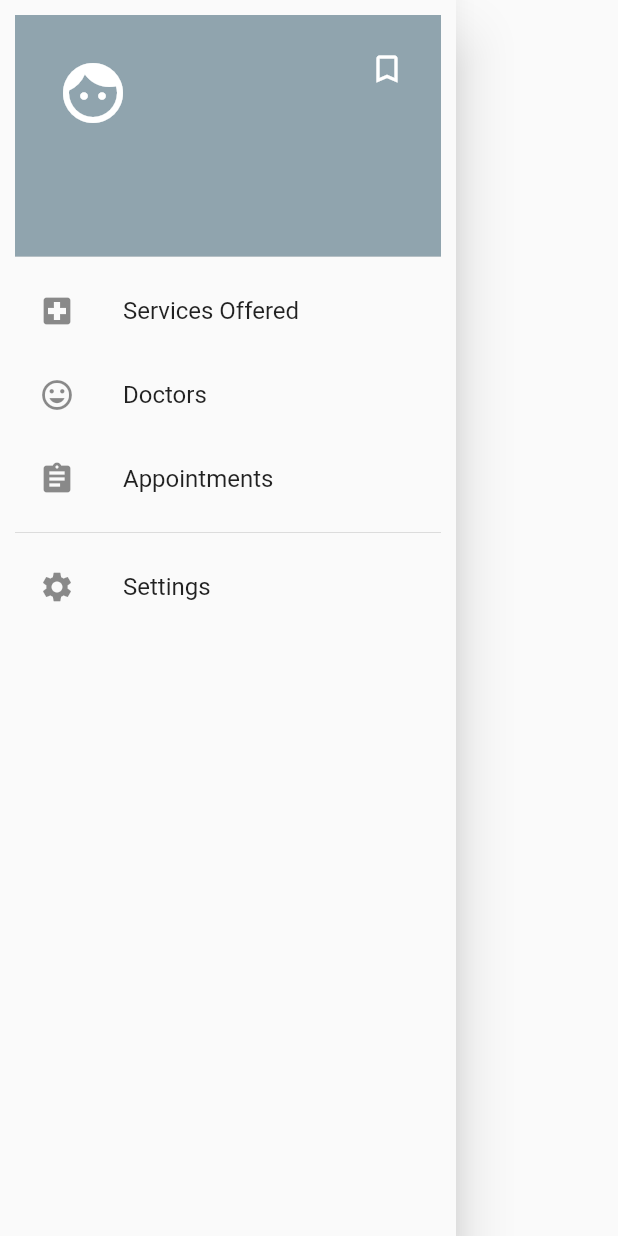
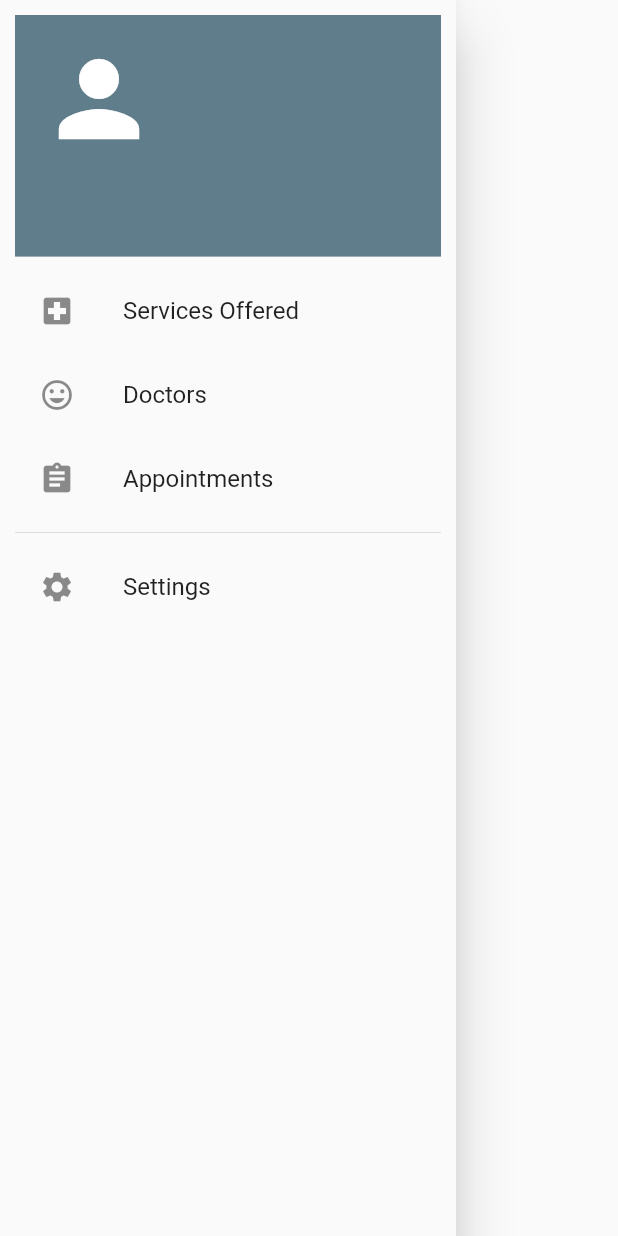
Before and after one commit to SandeSydney/Hospital-Appointment-Booking-System-HABS-, a Flutter app: the LeftDrawerWidget widget shown alone on an empty page, opened directly, on a phone screen of 412 x 824 dp. Run offline on Flutter 3.47's test engine with Material 2 defaults, Android fonts, the light colour scheme and no system bars; our stand-ins replace cloud_firestore, date_time_picker, firebase_auth, firebase_core, font_awesome_flutter, modal_progress_hud and 1 more; accounts and stored records are empty.

Commit message:
Modified left drawer

```diff
--- a/lib/widgets/left_drawer.dart
+++ b/lib/widgets/left_drawer.dart
@@ -1,4 +1,3 @@
-import 'package:firebase_auth/firebase_auth.dart';
 import 'package:flutter/cupertino.dart';
 import 'package:flutter/material.dart';
 import 'package:habs/widgets/menu_list_tile.dart';
@@ -17,20 +16,12 @@ class _LeftDrawerWidgetState extends State<LeftDrawerWidget> {
         children: <Widget>[
           UserAccountsDrawerHeader(
             currentAccountPicture: Icon(
-              Icons.face,
-              size: 48.0,
+              Icons.person,
+              size: 80.0,
               color: Colors.white,
             ),
-            accountEmail: Text(FirebaseAuth.instance.currentUser.email),
-            otherAccountsPictures: <Widget>[
-              Icon(
-                Icons.bookmark_border,
-                color: Colors.white,
-              )
-            ],
-            decoration: BoxDecoration(
-              color: Colors.blueGrey[300],
-            ),
+            accountEmail: null,
+            accountName: null,
           ),
           MenuListTileWidget(),
         ],
```
